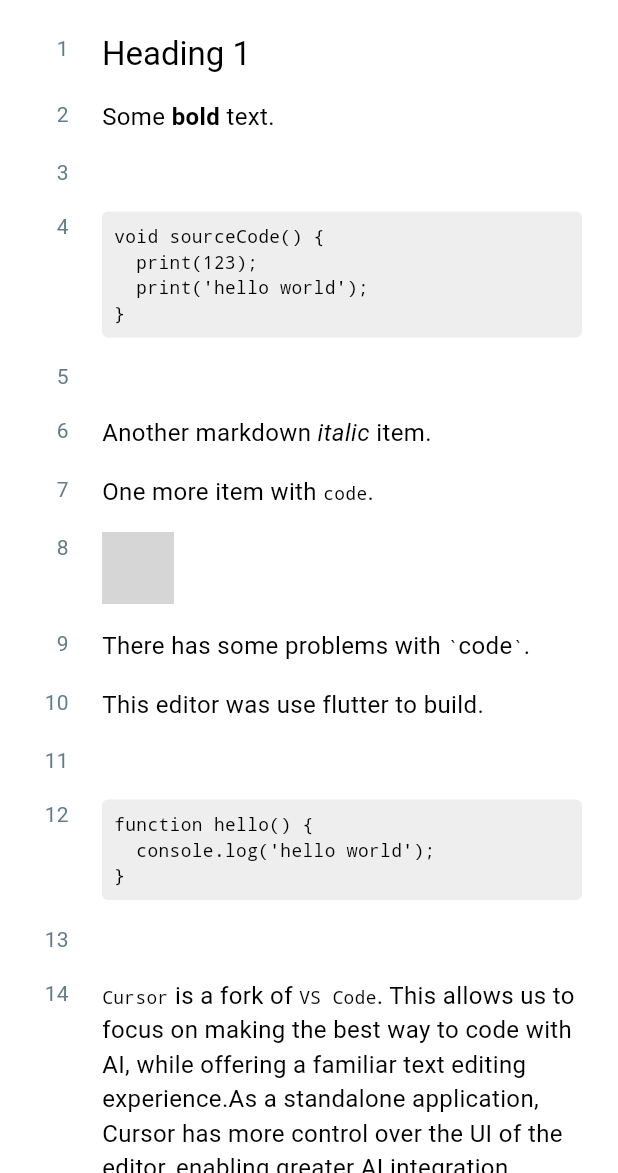
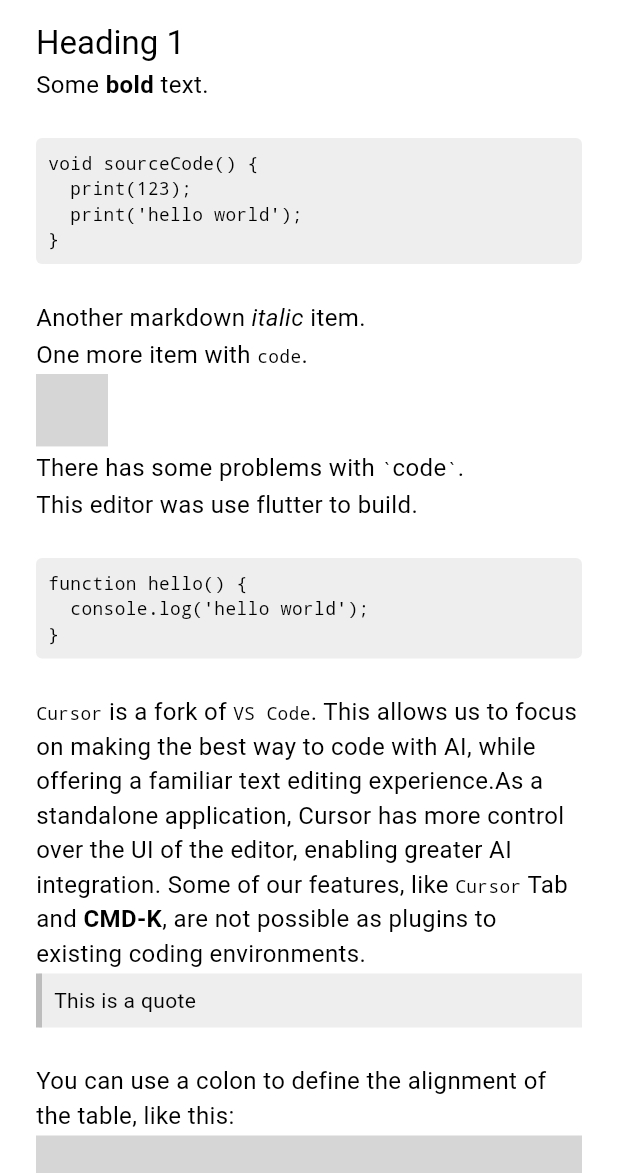
Before and after one commit to yzxh24/simple_markdown_editor, a Flutter app: the screen it shows after launch, on a phone screen of 412 x 824 dp, the part 63-1236 px from its top. Run offline on Flutter 3.47's test engine with Material 3 defaults, Android fonts, the phone set to English and light mode, and no system bars; drawn by our look-alikes of flutter_markdown; missing offline and left inert: flutter_highlighter, markdown; grey boxes are pictures that could not be loaded.

Commit message:
feat: add contentPadding parameter

```diff
--- a/example/lib/main.dart
+++ b/example/lib/main.dart
@@ -85,7 +85,9 @@ You can use a colon to define the alignment of the table, like this:
       ),
       body: SimpleMarkdownEditor(
         content: texts,
+        showLineNumber: false,
         padding: const EdgeInsets.symmetric(horizontal: 24.0),
+        contentPadding: const EdgeInsets.symmetric(vertical: 1.0),
         onContentChange: (content) {
           print(content);
         },
--- a/lib/src/simple_markdown_editor.dart
+++ b/lib/src/simple_markdown_editor.dart
@@ -10,6 +10,7 @@ class SimpleMarkdownEditor extends StatefulWidget {
   final String content;
   final bool showLineNumber;
   final EdgeInsets? padding;
+  final EdgeInsets? contentPadding;
   final Function(String)? onContentChange;
 
   const SimpleMarkdownEditor(
@@ -17,7 +18,8 @@ class SimpleMarkdownEditor extends StatefulWidget {
       required this.content,
       this.onContentChange,
       this.showLineNumber = true,
-      this.padding});
+      this.padding,
+      this.contentPadding});
 
   @override
   State<SimpleMarkdownEditor> createState() =>
@@ -90,7 +92,8 @@ class SimpleMarkdownEditorEditorState extends State<SimpleMarkdownEditor> {
           onTap: () => onTap(index),
           // behavior: HitTestBehavior.opaque,
           child: Padding(
-            padding: const EdgeInsets.symmetric(vertical: 8),
+            padding: widget.contentPadding ??
+                const EdgeInsets.symmetric(vertical: 8),
             child: Row(
               mainAxisSize: MainAxisSize.min,
               mainAxisAlignment: MainAxisAlignment.start,
```
